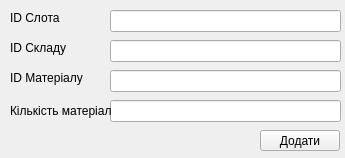
Before: the Qt Designer form practiceLPNU/addslot.ui in PeterLysyk/PracticeWorkLPNU, drawn with Qt 5.
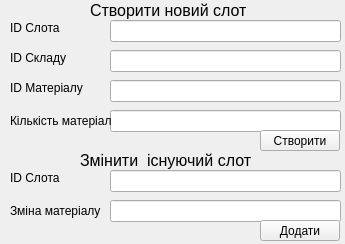
After: the same form once the commit is applied.

Commit message: added delete, select. changed slot material count logic

Diff of the .ui file:
```diff
--- a/practiceLPNU/addslot.ui
+++ b/practiceLPNU/addslot.ui
@@ -7,7 +7,7 @@
     <x>0</x>
     <y>0</y>
     <width>345</width>
-    <height>158</height>
+    <height>244</height>
    </rect>
   </property>
   <property name="windowTitle">
@@ -17,7 +17,7 @@
    <property name="geometry">
     <rect>
      <x>110</x>
-     <y>10</y>
+     <y>20</y>
      <width>231</width>
      <height>22</height>
     </rect>
@@ -27,7 +27,7 @@
    <property name="geometry">
     <rect>
      <x>110</x>
-     <y>40</y>
+     <y>50</y>
      <width>231</width>
      <height>22</height>
     </rect>
@@ -37,7 +37,7 @@
    <property name="geometry">
     <rect>
      <x>10</x>
-     <y>10</y>
+     <y>20</y>
      <width>91</width>
      <height>16</height>
     </rect>
@@ -50,7 +50,7 @@
    <property name="geometry">
     <rect>
      <x>10</x>
-     <y>70</y>
+     <y>80</y>
      <width>81</width>
      <height>16</height>
     </rect>
@@ -63,7 +63,7 @@
    <property name="geometry">
     <rect>
      <x>10</x>
-     <y>40</y>
+     <y>50</y>
      <width>91</width>
      <height>16</height>
     </rect>
@@ -76,7 +76,7 @@
    <property name="geometry">
     <rect>
      <x>110</x>
-     <y>100</y>
+     <y>110</y>
      <width>231</width>
      <height>22</height>
     </rect>
@@ -92,14 +92,14 @@
     </rect>
    </property>
    <property name="text">
-    <string>Додати</string>
+    <string>Створити</string>
    </property>
   </widget>
   <widget class="QLineEdit" name="IdMaterial">
    <property name="geometry">
     <rect>
      <x>110</x>
-     <y>70</y>
+     <y>80</y>
      <width>231</width>
      <height>22</height>
     </rect>
@@ -109,7 +109,7 @@
    <property name="geometry">
     <rect>
      <x>10</x>
-     <y>100</y>
+     <y>110</y>
      <width>101</width>
      <height>21</height>
     </rect>
@@ -118,6 +118,101 @@
     <string>Кількість матеріалу</string>
    </property>
   </widget>
+  <widget class="QLabel" name="label">
+   <property name="geometry">
+    <rect>
+     <x>90</x>
+     <y>0</y>
+     <width>161</width>
+     <height>20</height>
+    </rect>
+   </property>
+   <property name="font">
+    <font>
+     <pointsize>12</pointsize>
+    </font>
+   </property>
+   <property name="text">
+    <string>Створити новий слот</string>
+   </property>
+  </widget>
+  <widget class="QLabel" name="label_2">
+   <property name="geometry">
+    <rect>
+     <x>80</x>
+     <y>150</y>
+     <width>211</width>
+     <height>20</height>
+    </rect>
+   </property>
+   <property name="font">
+    <font>
+     <pointsize>12</pointsize>
+    </font>
+   </property>
+   <property name="text">
+    <string>Змінити  існуючий слот</string>
+   </property>
+  </widget>
+  <widget class="QLineEdit" name="idSlotAdding">
+   <property name="geometry">
+    <rect>
+     <x>110</x>
+     <y>170</y>
+     <width>231</width>
+     <height>22</height>
+    </rect>
+   </property>
+  </widget>
+  <widget class="QLabel" name="IdSlotLabel_2">
+   <property name="geometry">
+    <rect>
+     <x>10</x>
+     <y>170</y>
+     <width>91</width>
+     <height>16</height>
+    </rect>
+   </property>
+   <property name="text">
+    <string>ID Слота</string>
+   </property>
+  </widget>
+  <widget class="QLineEdit" name="MaterialCountAdding">
+   <property name="geometry">
+    <rect>
+     <x>110</x>
+     <y>200</y>
+     <width>231</width>
+     <height>22</height>
+    </rect>
+   </property>
+  </widget>
+  <widget class="QLabel" name="MaterialCountLabel_2">
+   <property name="geometry">
+    <rect>
+     <x>10</x>
+     <y>200</y>
+     <width>101</width>
+     <height>21</height>
+    </rect>
+   </property>
+   <property name="text">
+    <string>Зміна матеріалу</string>
+   </property>
+  </widget>
+  <widget class="QPushButton" name="addMatherialsToSlot">
+   <property name="geometry">
+    <rect>
+     <x>260</x>
+     <y>220</y>
+     <width>80</width>
+     <height>21</height>
+    </rect>
+   </property>
+   <property name="text">
+    <string>Додати</string>
+   </property>
+  </widget>
  </widget>
  <resources/>
  <connections/>
```
The commit also changes 30 other files.
